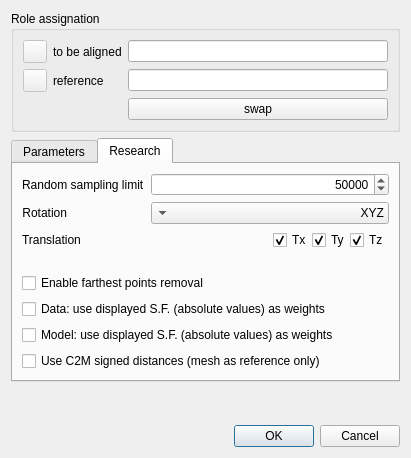
Qt form qCC/ui_templates/registrationDlg.ui (CloudCompare/CloudCompare) before a commit.
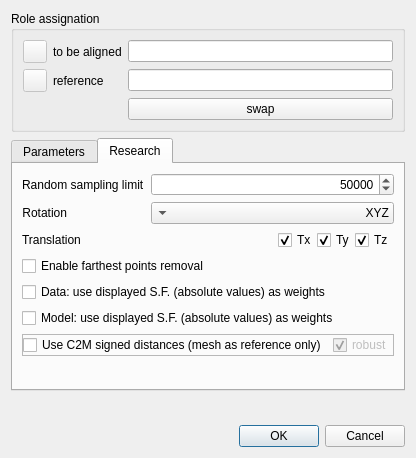
The same form after that commit. The open tabs and pages were chosen to show the change.

Commit message: New 'robust' option when computing signed C2M distances (comparison dialog and ICP registration). New related command line options.

Diff of the .ui file:
```diff
--- a/qCC/ui_templates/registrationDlg.ui
+++ b/qCC/ui_templates/registrationDlg.ui
@@ -603,16 +603,66 @@
         </widget>
        </item>
        <item>
-        <widget class="QCheckBox" name="useC2MSignedDistancesCheckBox">
-         <property name="toolTip">
-          <string>In combination with a small overlap, prevents
+        <widget class="QFrame" name="c2mDistancesFrame">
+         <property name="frameShape">
+          <enum>QFrame::StyledPanel</enum>
+         </property>
+         <property name="frameShadow">
+          <enum>QFrame::Raised</enum>
+         </property>
+         <layout class="QHBoxLayout" name="horizontalLayout_2">
+          <property name="leftMargin">
+           <number>0</number>
+          </property>
+          <property name="topMargin">
+           <number>0</number>
+          </property>
+          <property name="rightMargin">
+           <number>0</number>
+          </property>
+          <property name="bottomMargin">
+           <number>0</number>
+          </property>
+          <item>
+           <widget class="QCheckBox" name="useC2MSignedDistancesCheckBox">
+            <property name="toolTip">
+             <string>In combination with a small overlap, prevents
 the cloud from sinking under the mesh surface.</string>
-         </property>
-         <property name="text">
-          <string>Use C2M signed distances (mesh as reference only)</string>
-         </property>
+            </property>
+            <property name="text">
+             <string>Use C2M signed distances (mesh as reference only)</string>
+            </property>
+           </widget>
+          </item>
+          <item>
+           <widget class="QCheckBox" name="robustC2MDistsCheckBox">
+            <property name="enabled">
+             <bool>false</bool>
+            </property>
+            <property name="text">
+             <string>robust</string>
+            </property>
+            <property name="checked">
+             <bool>true</bool>
+            </property>
+           </widget>
+          </item>
+         </layout>
         </widget>
        </item>
+       <item>
+        <spacer name="verticalSpacer_3">
+         <property name="orientation">
+          <enum>Qt::Vertical</enum>
+         </property>
+         <property name="sizeHint" stdset="0">
+          <size>
+           <width>20</width>
+           <height>40</height>
+          </size>
+         </property>
+        </spacer>
+       </item>
       </layout>
      </widget>
     </widget>
```
Left out of the diff: 18 changed lines with no effect on the pictures. The commit also changes 10 other files.
